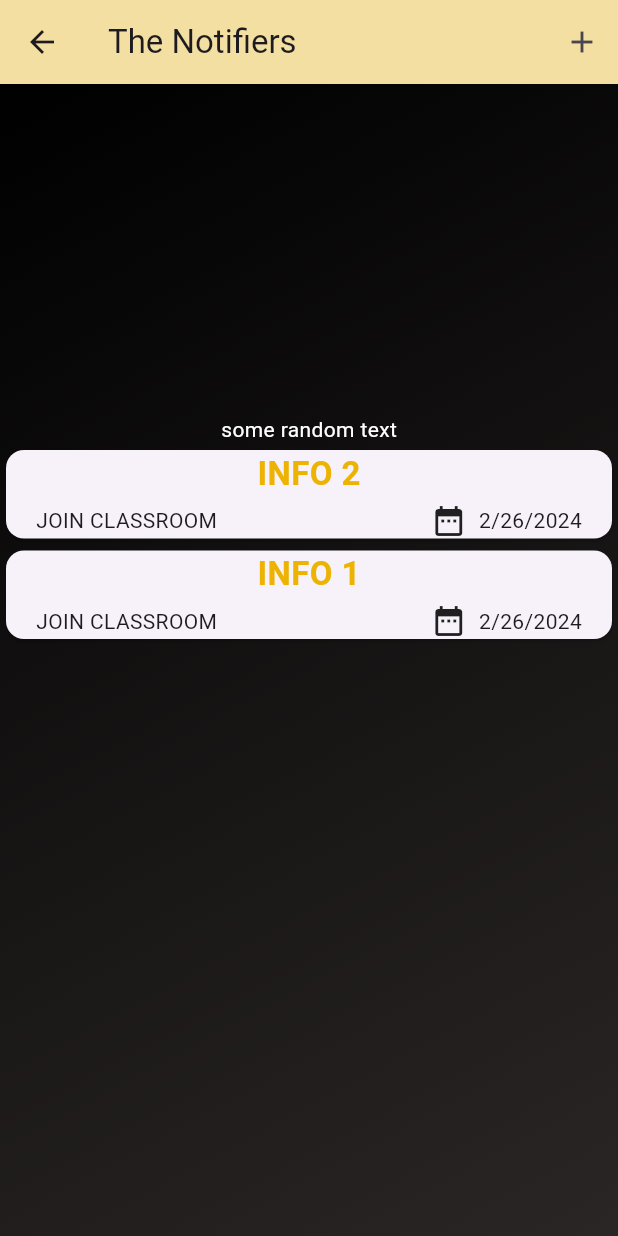
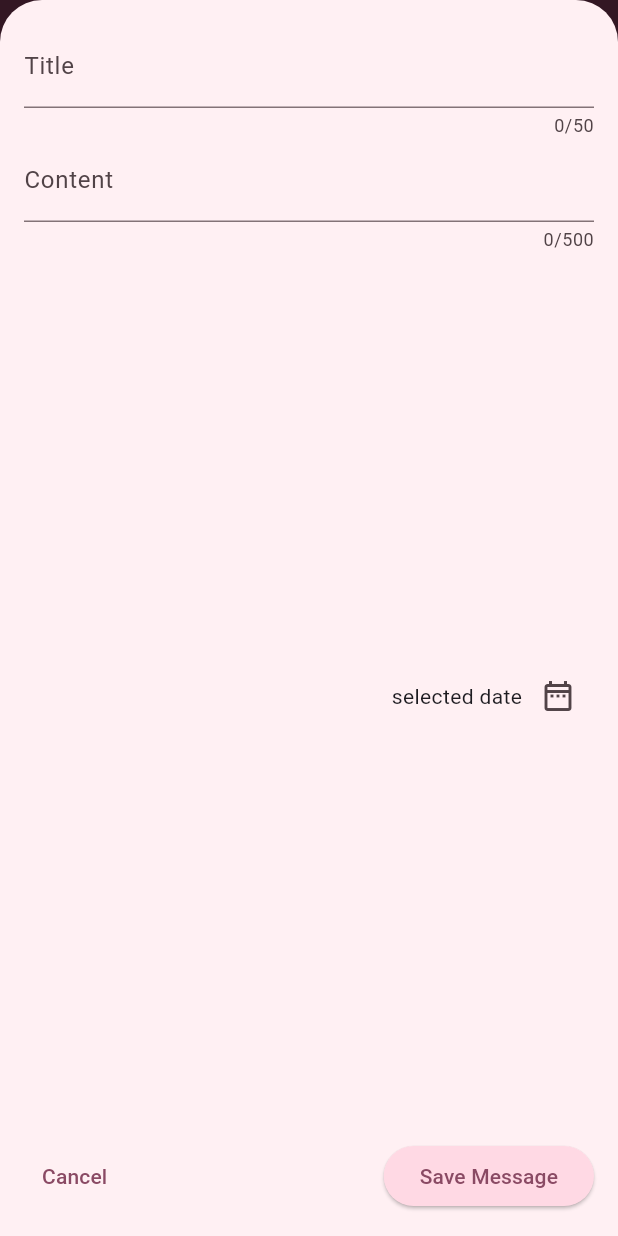
Before and after one commit to TanmayLimje/the_notfiers, a Flutter app: the HomePage screen opened directly, after a tap on the "add" icon, on a phone screen of 412 x 824 dp. Run offline on Flutter 3.47's test engine with Material 3 defaults, Android fonts, the phone set to English and light mode, and no system bars; drawn by our look-alikes of google_nav_bar.

Commit message:
new changes

```diff
--- a/lib/pages/home_page.dart
+++ b/lib/pages/home_page.dart
@@ -1,6 +1,8 @@
 import 'package:flutter/material.dart';
+import 'package:google_nav_bar/google_nav_bar.dart';
 import 'package:the_notfiers/models/msg.dart';
 import 'package:the_notfiers/widgets/msg_list.dart';
+import 'package:the_notfiers/widgets/new_msg.dart';
 
 class HomePage extends StatefulWidget {
   const HomePage({super.key});
@@ -23,9 +25,20 @@ class _HomePageState extends State<HomePage> {
         content: "JOIN CLASSROOM",
         id: "1",
         date: DateTime.now()),
+    Message(
+      title: 'Class test 1',
+      content: 'collect classtext paper',
+      id: '2',
+      date: DateTime.now(),
+    )
   ];
 
-  void _openAddAlertOverlay() {}
+  void _openAddAlertOverlay() {
+    showModalBottomSheet(
+        isScrollControlled: true,
+        context: context,
+        builder: (ctx) => const NewMessage());
+  }
 
   @override
   Widget build(BuildContext context) {
@@ -38,33 +51,67 @@ class _HomePageState extends State<HomePage> {
             icon: const Icon(Icons.add),
           )
         ],
-        backgroundColor: const Color.fromARGB(255, 243, 223, 162),
+        //backgroundColor: const Color.fromARGB(255, 243, 223, 162),
       ),
-      body: Container(
-          decoration: const BoxDecoration(
-            gradient: LinearGradient(
-              colors: [
-                Color.fromARGB(255, 0, 0, 0),
-                Color.fromARGB(255, 43, 38, 38),
-              ],
-              begin: Alignment.topLeft,
-              end: Alignment.bottomRight,
+      body: //Container(
+          // decoration: const BoxDecoration(
+          //   gradient: LinearGradient(
+          //     colors: [
+          //       Color.fromARGB(255, 237, 57, 225),
+          //       Color.fromARGB(255, 232, 44, 84),
+          //     ],
+          //     begin: Alignment.topLeft,
+          //     end: Alignment.bottomRight,
+          //   ),
+          // ),
+          Column(
+        children: [
+          const SizedBox(
+            height: 18,
+          ),
+          // const Text(
+          //   "some random text",
+          //   style: TextStyle(color: Colors.black),
+          // ),
+          Center(
+            child: Image.asset(
+              'lib/images/college_logo.png',
+              width: 350,
             ),
           ),
-          child: Column(
-            children: [
-              const SizedBox(
-                height: 220,
+          Expanded(
+            child: MessageList(messages: _dummyMsg),
+          ),
+        ],
+      ),
+      bottomNavigationBar: Container(
+        color: Colors.black,
+        child: const Padding(
+          padding: EdgeInsets.symmetric(horizontal: 15, vertical: 20),
+          child: GNav(
+            backgroundColor: Colors.black,
+            color: Colors.white,
+            activeColor: Colors.white,
+            tabBackgroundColor: Colors.grey,
+            padding: EdgeInsets.all(8),
+            gap: 8,
+            tabs: [
+              GButton(
+                icon: Icons.home,
+                text: 'Home',
               ),
-              const Text(
-                "some random text",
-                style: TextStyle(color: Colors.white),
+              GButton(
+                icon: Icons.search,
+                text: 'Search',
               ),
-              Expanded(
-                child: MessageList(messages: _dummyMsg),
+              GButton(
+                icon: Icons.person_rounded,
+                text: 'Settings',
               ),
             ],
-          )),
+          ),
+        ),
+      ),
     );
   }
 }
--- /dev/null
+++ b/lib/pages/msg_detail_page.dart
@@ -0,0 +1,21 @@
+import 'package:flutter/material.dart';
+import 'package:flutter/widgets.dart';
+import 'package:the_notfiers/models/msg.dart';
+
+class MessageDetailedScreen extends StatelessWidget {
+  const MessageDetailedScreen({super.key, required this.message});
+
+  final Message message;
+
+  @override
+  Widget build(BuildContext context) {
+    return Scaffold(
+      appBar: AppBar(
+        title: Text(message.title),
+      ),
+      body: Column(
+        children: [Text(message.formattedDate), Text(message.content)],
+      ),
+    );
+  }
+}
--- a/lib/widgets/msg_item.dart
+++ b/lib/widgets/msg_item.dart
@@ -1,5 +1,6 @@
 import 'package:flutter/material.dart';
 import 'package:the_notfiers/models/msg.dart';
+import 'package:the_notfiers/pages/msg_detail_page.dart';
 
 class MessageItem extends StatelessWidget {
   const MessageItem(this.message, {super.key});
@@ -8,7 +9,17 @@ class MessageItem extends StatelessWidget {
 
   @override
   Widget build(BuildContext context) {
-    return Card(
+    return InkWell(
+      onTap: () {
+        Navigator.push(
+            context,
+            MaterialPageRoute(
+                builder: (ctx) => MessageDetailedScreen(message: message)));
+      },
+      focusColor: Colors.black,
+      hoverColor: Colors.black,
+      borderRadius: BorderRadius.circular(18),
+      child: Card(
         child: Padding(
           padding: const EdgeInsets.symmetric(
             horizontal: 20,
@@ -47,6 +58,7 @@ class MessageItem extends StatelessWidget {
             ],
           ),
         ),
+      ),
     );
   }
 }
--- /dev/null
+++ b/lib/widgets/new_msg.dart
@@ -0,0 +1,96 @@
+import 'package:flutter/material.dart';
+import 'package:flutter/widgets.dart';
+
+class NewMessage extends StatefulWidget {
+  const NewMessage({super.key});
+
+  @override
+  State<NewMessage> createState() {
+    return _NewMessageState();
+  }
+}
+
+class _NewMessageState extends State<NewMessage> {
+  final _titleController = TextEditingController();
+  final _contentController = TextEditingController();
+
+  void _presentDatePicker() {
+    final now = DateTime.now();
+    final lastDate = DateTime(now.year + 1);
+    showDatePicker(
+        context: context, firstDate: now, lastDate: lastDate, initialDate: now);
+  }
+
+  @override
+  void dispose() {
+    _contentController.dispose();
+    _titleController.dispose();
+    super.dispose();
+  }
+
+  // var _enteredTitle = '';
+
+  // void _saveTitleInput(String inputTitle) {
+  //   _enteredTitle = inputTitle;
+  // }
+
+  @override
+  Widget build(BuildContext context) {
+    return Padding(
+      padding: const EdgeInsets.all(16),
+      child: Column(
+        children: [
+          TextField(
+            //onChanged: _saveTitleInput,
+            controller: _titleController,
+            maxLength: 50,
+            keyboardType: TextInputType.text,
+            decoration: const InputDecoration(
+              label: Text("Title"),
+            ),
+          ),
+          TextField(
+            //onChanged: _saveTitleInput,
+            controller: _contentController,
+            maxLength: 500,
+            keyboardType: TextInputType.text,
+            decoration: const InputDecoration(
+              label: Text("Content"),
+            ),
+          ),
+          // const SizedBox(
+          //   height: 8,
+          // ),
+          Expanded(
+            child: Row(
+              mainAxisAlignment: MainAxisAlignment.end,
+              children: [
+                const Text('selected date'),
+                IconButton(
+                  onPressed: _presentDatePicker,
+                  icon: const Icon(Icons.date_range_outlined),
+                )
+              ],
+            ),
+          ),
+          Row(
+            mainAxisAlignment: MainAxisAlignment.center,
+            children: [
+              TextButton(
+                onPressed: () {
+                  Navigator.pop(context);
+                },
+                child: const Text('Cancel'),
+              ),
+              const Spacer(),
+              ElevatedButton(
+                onPressed: () {},
+                child: const Text("Save Message"),
+              ),
+            ],
+          ),
+        ],
+      ),
+    );
+  }
+}
```
Also changed, not shown: lib/main.dart (+28 -14 lines), lib/pages/start_page.dart (added, +49 -0 lines), pubspec.yaml (+3 -4 lines), lib/images/college_logo.png (renamed from lib/images/college logo.png), pubspec.lock. Lines whose indentation alone changed are shown as unchanged.
